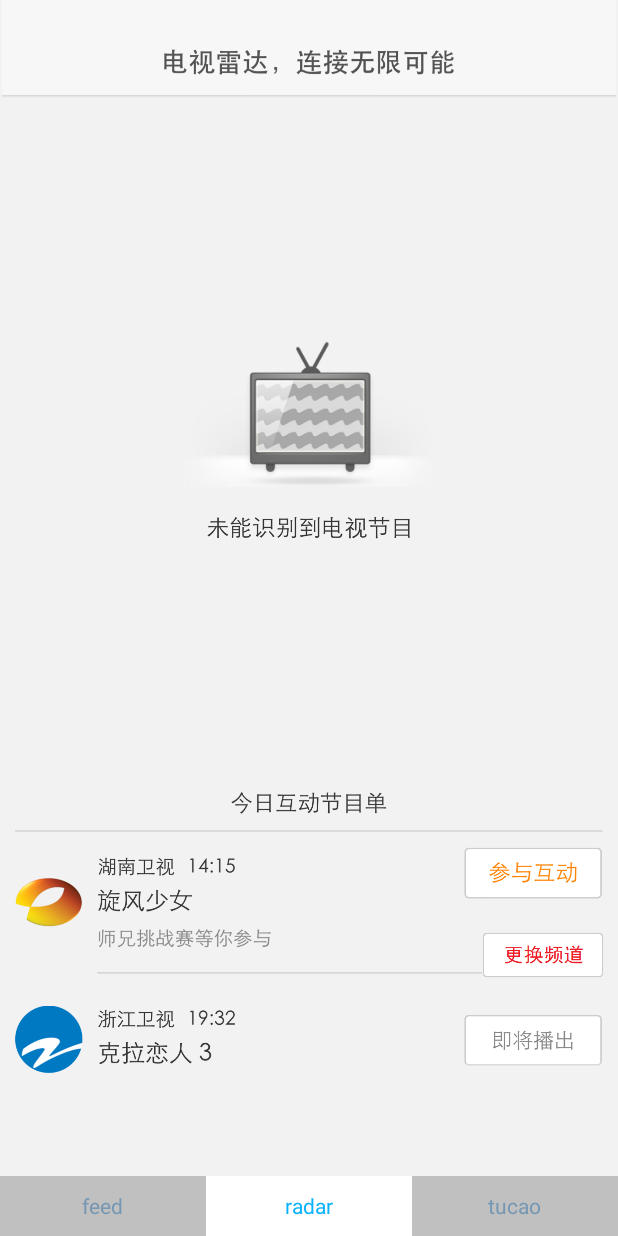
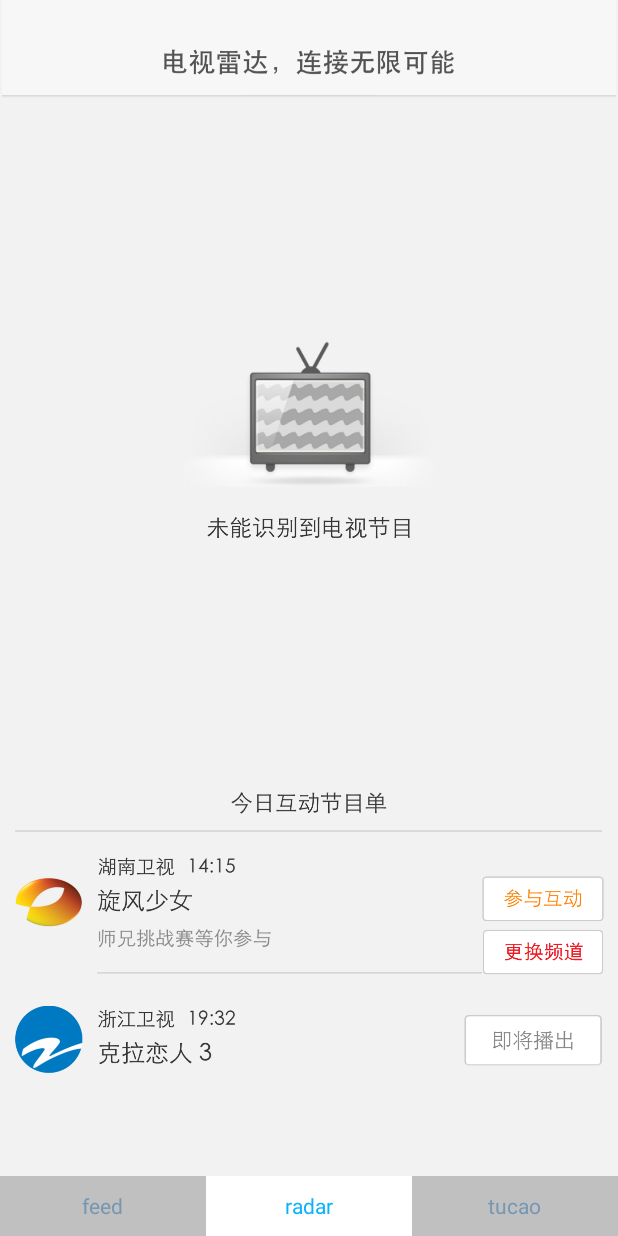
Before and after one commit to djnxy/weibo_tv, an Android app: the screen it shows after launch (MainActivity), after a tap on an icon or button, on a phone screen of 412 x 824 dp. Run offline under Robolectric (Android 15) with nearby library versions, the phone set to English and light mode, and no system bars; libraries missing offline, so code that uses them is left out: com.squareup.okhttp, oauth.signpost, oauth.signpost.basic; 3 statements that could not run were skipped; 3 other taps on this screen came first.

Commit message:
push feed

```diff
--- a/app/build.gradle
+++ b/app/build.gradle
@@ -22,6 +22,6 @@ android {
 dependencies {
     compile fileTree(dir: 'libs', include: ['*.jar'])
     compile 'com.android.support:appcompat-v7:22.2.0'
-
     compile 'com.squareup.okhttp:okhttp:2.4.0'
+    compile 'oauth.signpost:signpost-core:1.2'
 }
--- a/app/src/main/AndroidManifest.xml
+++ b/app/src/main/AndroidManifest.xml
@@ -20,5 +20,7 @@
 
     <uses-permission android:name="android.permission.TRANSMIT_IR" />
     <uses-permission android:name="android.permission.INTERNET" />
+    <uses-permission android:name="android.permission.ACCESS_WIFI_STATE" />
+    <uses-permission android:name="android.permission.INTERNET" />
 
 </manifest>
--- a/app/src/main/java/com/example/xinyu10/newir/FeedToTV.java
+++ b/app/src/main/java/com/example/xinyu10/newir/FeedToTV.java
@@ -12,6 +12,10 @@ public class FeedToTV {
         if(index >= 0){
             return new String[]{"6","3","1"};
         }
+        index = feed.indexOf("爸爸去哪");
+        if(index >= 0){
+            return new String[]{"6","3","1"};
+        }
         index = feed.indexOf("中国好声音");
         if(index >= 0){
             return new String[]{"6","3","3"};
--- a/app/src/main/java/com/example/xinyu10/newir/MainActivity.java
+++ b/app/src/main/java/com/example/xinyu10/newir/MainActivity.java
@@ -113,6 +113,10 @@ public class MainActivity extends FragmentActivity implements OnClickListener {
         }else{
             setChioceItem(2);
         }
+    }
+
+    public void jumpToTucao(View view){
+        setChioceItem(2);
     }
 
     public void onTucaoButtonClick(View view){
--- a/app/src/main/res/layout/feed_item.xml
+++ b/app/src/main/res/layout/feed_item.xml
@@ -33,7 +33,7 @@
         android:layout_below="@+id/item_feed"
         android:layout_alignParentEnd="false"
         android:layout_alignParentStart="false"
-        android:visibility="gone" />
+        android:onClick="jumpToTucao" />
 
     <ImageView android:id="@+id/item_button"
         android:layout_width="81dp" android:layout_height="31dp"
--- a/app/src/main/res/layout/radar.xml
+++ b/app/src/main/res/layout/radar.xml
@@ -42,6 +42,22 @@
         <ImageButton
             android:layout_width="81dp"
             android:layout_height="31dp"
+            android:id="@+id/radar_button_other"
+            android:layout_gravity="bottom|right"
+            android:src="@drawable/other"
+            android:scaleType="centerInside"
+            android:focusable="false"
+            android:cropToPadding="false"
+            android:adjustViewBounds="false"
+            android:nestedScrollingEnabled="false"
+            android:background="#00000000"
+            android:layout_marginRight="9dp"
+            android:onClick="jumpToTucao"
+            android:layout_marginBottom="169dp" />
+
+        <ImageButton
+            android:layout_width="81dp"
+            android:layout_height="31dp"
             android:id="@+id/imageButton"
             android:layout_gravity="bottom|right"
             android:src="@drawable/button"
@@ -53,7 +69,7 @@
             android:background="#00000000"
             android:layout_marginRight="9dp"
             android:onClick="onSendClick_1"
-            android:layout_marginBottom="131dp" />
+            android:layout_marginBottom="133dp" />
 
     </FrameLayout>
 
```
Also changed, not shown: app/src/main/java/com/example/xinyu10/newir/Feed.java (+257 -5 lines), app/src/main/res/layout/feed.xml (+27 -0 lines), app/src/main/res/drawable/radar_list.png, 1 other file.
